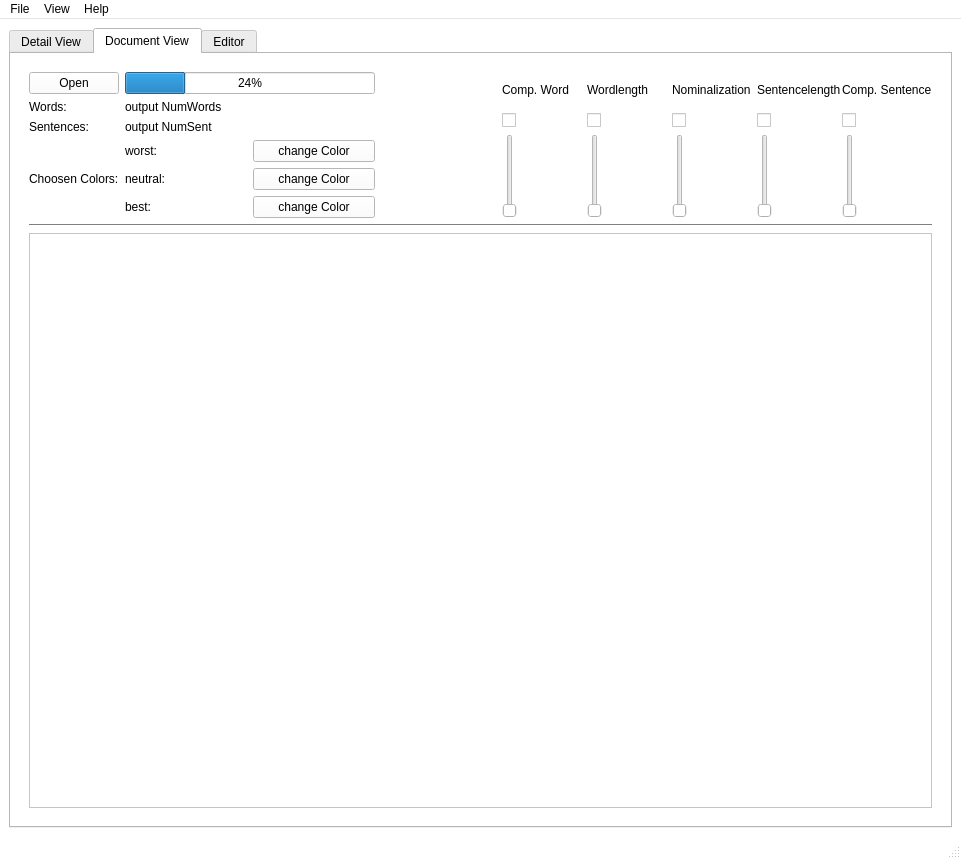
This is src/ui/ui_files/testview2.ui in Zarnosch/AVaAoMDTV as Qt 5 draws it before an edit. The edited form follows.
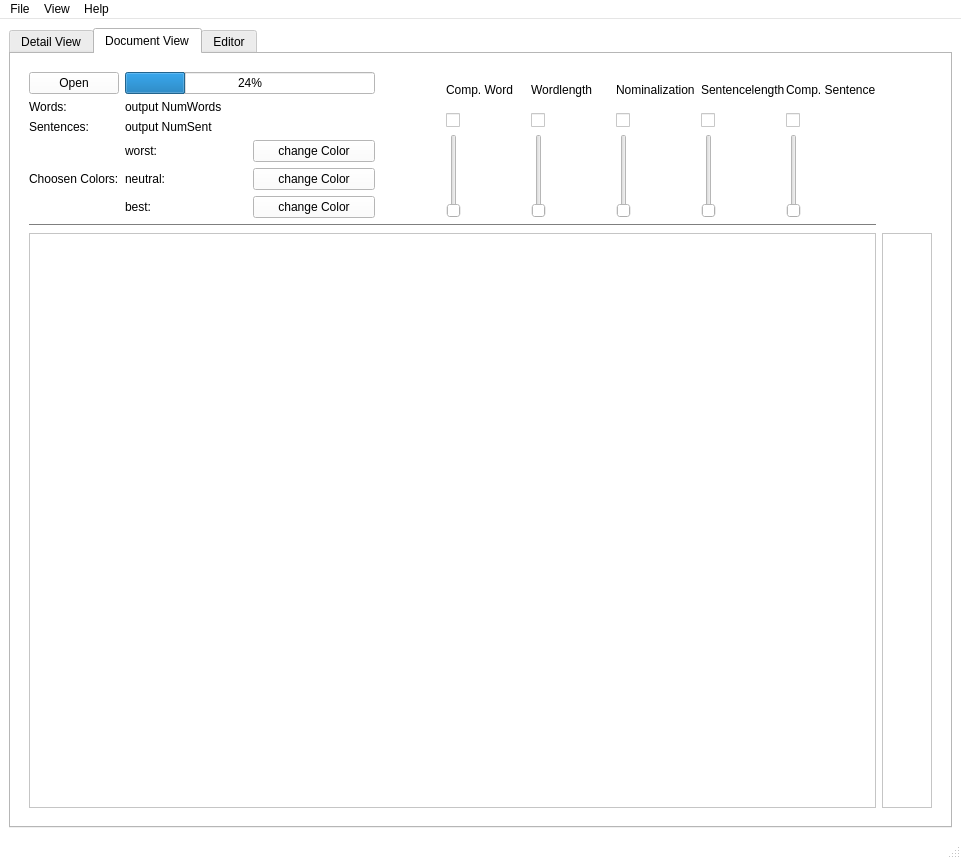
This is the edited form. The open tabs and pages were chosen to show the change.

Commit message: added colorBar for claudius

```diff
--- a/src/ui/ui_files/testview2.ui
+++ b/src/ui/ui_files/testview2.ui
@@ -983,6 +983,22 @@
              </property>
             </widget>
            </item>
+           <item row="3" column="1">
+            <widget class="QTextBrowser" name="colorBar_2">
+             <property name="sizePolicy">
+              <sizepolicy hsizetype="Fixed" vsizetype="Expanding">
+               <horstretch>0</horstretch>
+               <verstretch>0</verstretch>
+              </sizepolicy>
+             </property>
+             <property name="maximumSize">
+              <size>
+               <width>50</width>
+               <height>16777215</height>
+              </size>
+             </property>
+            </widget>
+           </item>
           </layout>
          </widget>
         </item>
```
Left out of the diff: 44 changed lines with no effect on the pictures. The commit also changes 2 other files.
